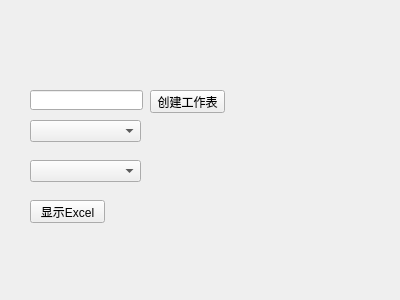
mahuifa/QMDemo, file XlsxDemo/TestXlsx/test3.ui: the form before one commit.
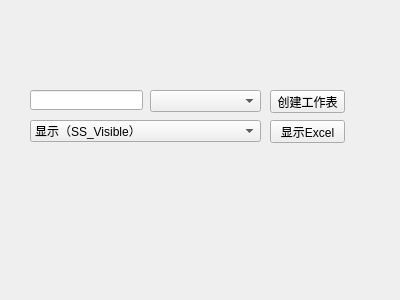
The form after the commit.

Patch:
```diff
--- a/XlsxDemo/TestXlsx/test3.ui
+++ b/XlsxDemo/TestXlsx/test3.ui
@@ -16,8 +16,8 @@
   <widget class="QPushButton" name="but_show">
    <property name="geometry">
     <rect>
-     <x>30</x>
-     <y>200</y>
+     <x>270</x>
+     <y>120</y>
      <width>75</width>
      <height>23</height>
     </rect>
@@ -29,7 +29,7 @@
   <widget class="QPushButton" name="but_addSheet">
    <property name="geometry">
     <rect>
-     <x>150</x>
+     <x>270</x>
      <y>90</y>
      <width>75</width>
      <height>23</height>
@@ -52,8 +52,8 @@
   <widget class="QComboBox" name="com_sheets">
    <property name="geometry">
     <rect>
-     <x>30</x>
-     <y>120</y>
+     <x>150</x>
+     <y>90</y>
      <width>111</width>
      <height>22</height>
     </rect>
@@ -66,14 +66,29 @@
    <property name="geometry">
     <rect>
      <x>30</x>
-     <y>160</y>
-     <width>111</width>
+     <y>120</y>
+     <width>231</width>
      <height>22</height>
     </rect>
    </property>
    <property name="toolTip">
     <string>工作表状态</string>
    </property>
+   <item>
+    <property name="text">
+     <string>显示（SS_Visible）</string>
+    </property>
+   </item>
+   <item>
+    <property name="text">
+     <string>隐藏（SS_Hidden）</string>
+    </property>
+   </item>
+   <item>
+    <property name="text">
+     <string>绝对隐藏（SS_VeryHidden）</string>
+    </property>
+   </item>
   </widget>
  </widget>
  <resources/>
```
Left out of the diff: 2 changed lines with no effect on the pictures.
